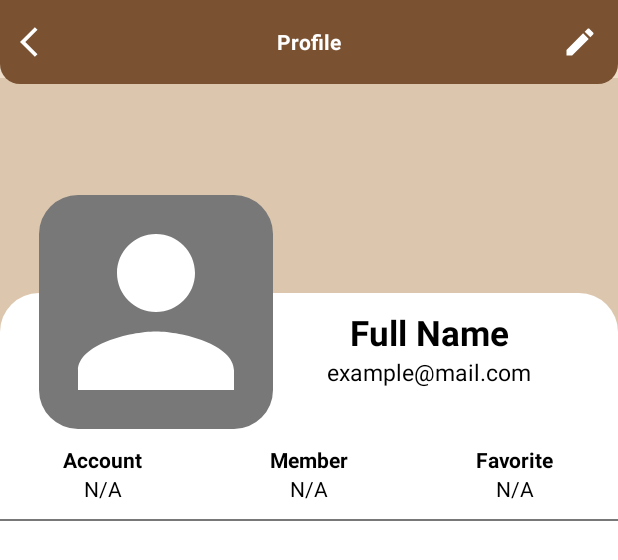
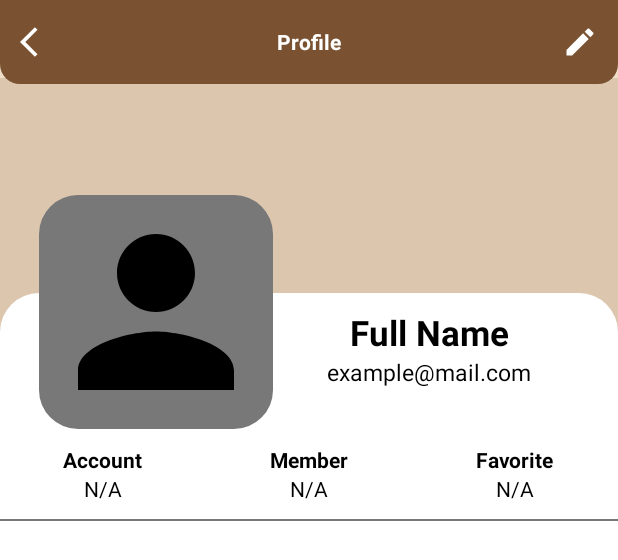
Before and after one commit to printWhoIsHere/BookApp, an Android app: the layout activity_profile.xml on its own in the app's theme, with its tools: preview values and no code run, on a phone screen of 412 x 824 dp. Shown: the top 560 px of the screen. Run offline under Robolectric (Android 15) with nearby library versions, the phone set to English and light mode, and no system bars.

Commit message:
fix binding image

```diff
--- a/BookApp/app/src/main/res/layout/activity_profile.xml
+++ b/BookApp/app/src/main/res/layout/activity_profile.xml
@@ -61,11 +61,11 @@
         android:layout_width="@dimen/_120sdp"
         android:layout_height="@dimen/_120sdp"
         android:layout_alignParentStart="true"
+        android:scaleType="centerCrop"
         android:layout_marginStart="@dimen/_20sdp"
         android:layout_marginTop="@dimen/_100sdp"
         android:background="@color/gray"
         android:src="@drawable/ic_person"
-        android:tint="@color/white"
         app:shapeAppearance="@style/styleRoundCornerImage" />
 
     <LinearLayout
--- a/BookApp/app/src/main/res/layout/activity_profile_edit.xml
+++ b/BookApp/app/src/main/res/layout/activity_profile_edit.xml
@@ -39,9 +39,9 @@
             android:layout_height="@dimen/_120sdp"
             android:layout_below="@+id/titleView"
             android:layout_centerHorizontal="true"
+            android:scaleType="centerCrop"
             android:layout_marginTop="@dimen/_50sdp"
             android:background="@color/background"
-            android:tint="@color/white"
             android:src="@drawable/ic_person_add"
             app:shapeAppearance="@style/styleRoundCornerImage" />
 
```
Also changed, not shown: BookApp/app/src/main/java/com/example/bookapp/activities/ProfileActivity.java (+7 -4 lines), BookApp/app/src/main/java/com/example/bookapp/activities/SignInActivity.java (+6 -3 lines).
